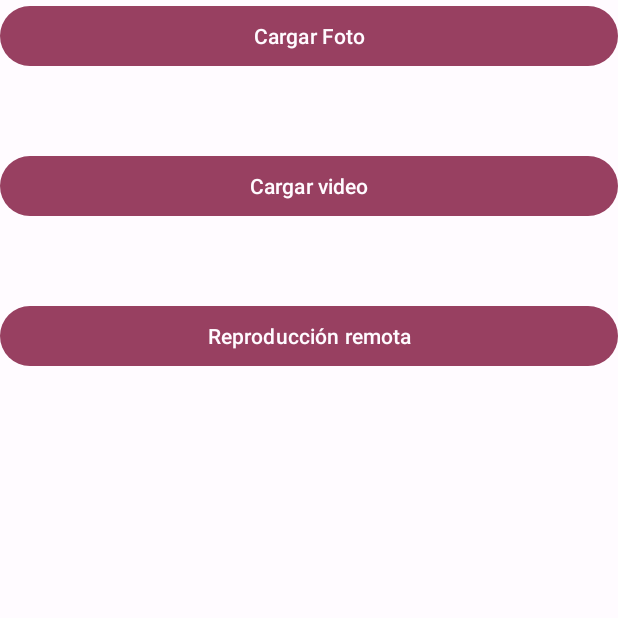
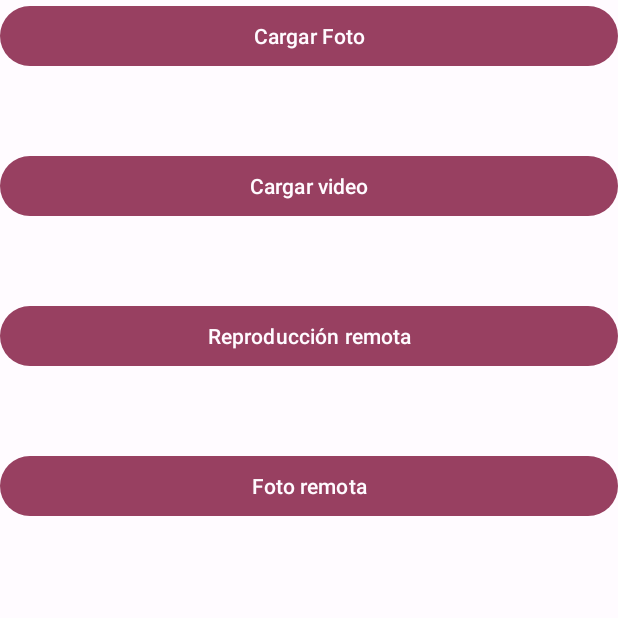
Before and after one commit to MrSty/ejemploexpomovlies, an Android app: the screen it shows after launch (MainActivity), on a phone screen of 412 x 824 dp, the top half of it. Run offline under Robolectric (Android 15) with nearby library versions, the phone set to English and light mode, and no system bars.

Commit message:
asi se va dog

```diff
--- a/app/src/main/java/com/example/prueba/InicioFragment.kt
+++ b/app/src/main/java/com/example/prueba/InicioFragment.kt
@@ -33,7 +33,14 @@ class InicioFragment : Fragment() {
 
         binding.btnVideo.setOnClickListener { findNavController().navigate(R.id.action_inicioFragment_to_videoFragment) }
 
-        binding.btnReproRemota.setOnClickListener { findNavController().navigate(R.id.action_inicioFragment_to_homeFragment) }
+        binding.btnReproRemota.setOnClickListener { findNavController().navigate(R.id.action_inicioFragment_to_homeFragment)}
+
+        binding.btnFotoRemota.setOnClickListener {
+            findNavController().navigate(R.id.action_inicioFragment_to_imgFragment)
+
+        }
+
+
     }
 
 
--- a/app/src/main/res/layout/fragment_inicio.xml
+++ b/app/src/main/res/layout/fragment_inicio.xml
@@ -30,4 +30,13 @@
         android:textColorHint="@color/md_theme_light_background"
         android:layout_marginTop="200dp"
         />
+
+    <Button
+        android:id="@+id/btnFotoRemota"
+        android:layout_width="match_parent"
+        android:layout_height="wrap_content"
+        android:hint="Foto remota"
+        android:textColorHint="@color/md_theme_light_background"
+        android:layout_marginTop="300dp"
+        />
 </FrameLayout>
--- a/app/src/main/res/navigation/nav.xml
+++ b/app/src/main/res/navigation/nav.xml
@@ -37,6 +37,9 @@
         <action
             android:id="@+id/action_inicioFragment_to_fotoFragment"
             app:destination="@id/fotoFragment" />
+        <action
+            android:id="@+id/action_inicioFragment_to_imgFragment"
+            app:destination="@id/imgFragment" />
     </fragment>
     <fragment
         android:id="@+id/fotoFragment"
@@ -48,4 +51,9 @@
         android:name="com.example.prueba.VideoFragment"
         android:label="fragment_video"
         tools:layout="@layout/fragment_video" />
+    <fragment
+        android:id="@+id/imgFragment"
+        android:name="com.example.prueba.ImgFragment"
+        android:label="fragment_img"
+        tools:layout="@layout/fragment_img" />
 </navigation>
```
Also changed, not shown: app/build.gradle (+3 -4 lines), app/src/main/java/com/example/prueba/ImgFragment.kt (+2 -13 lines).
